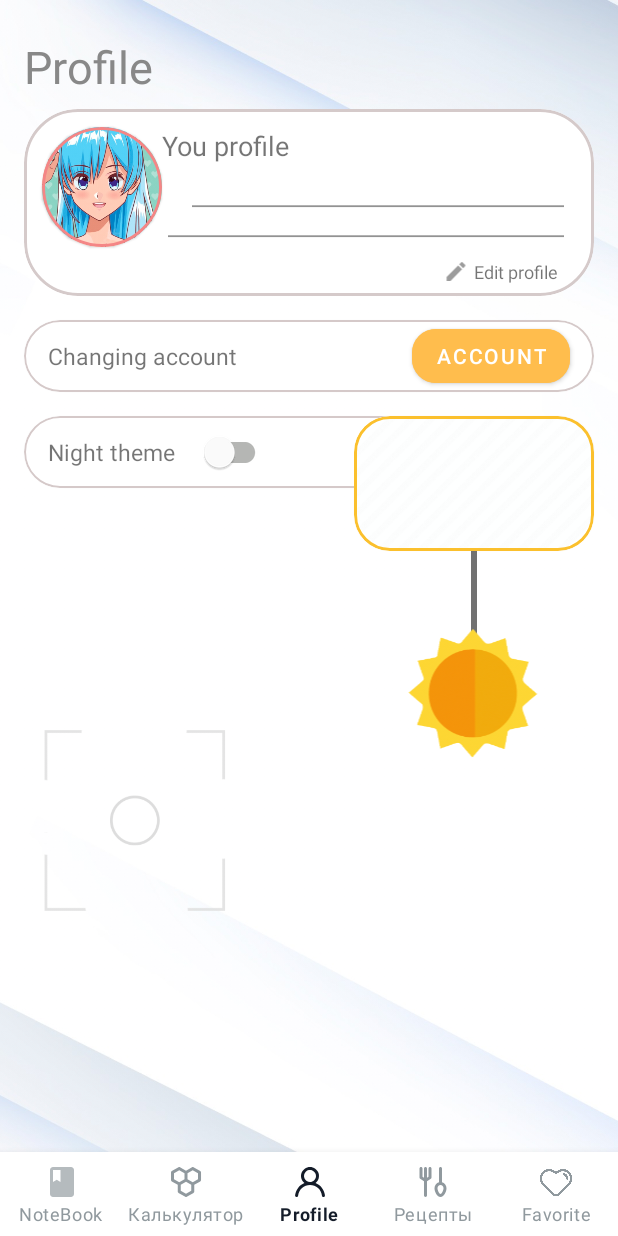
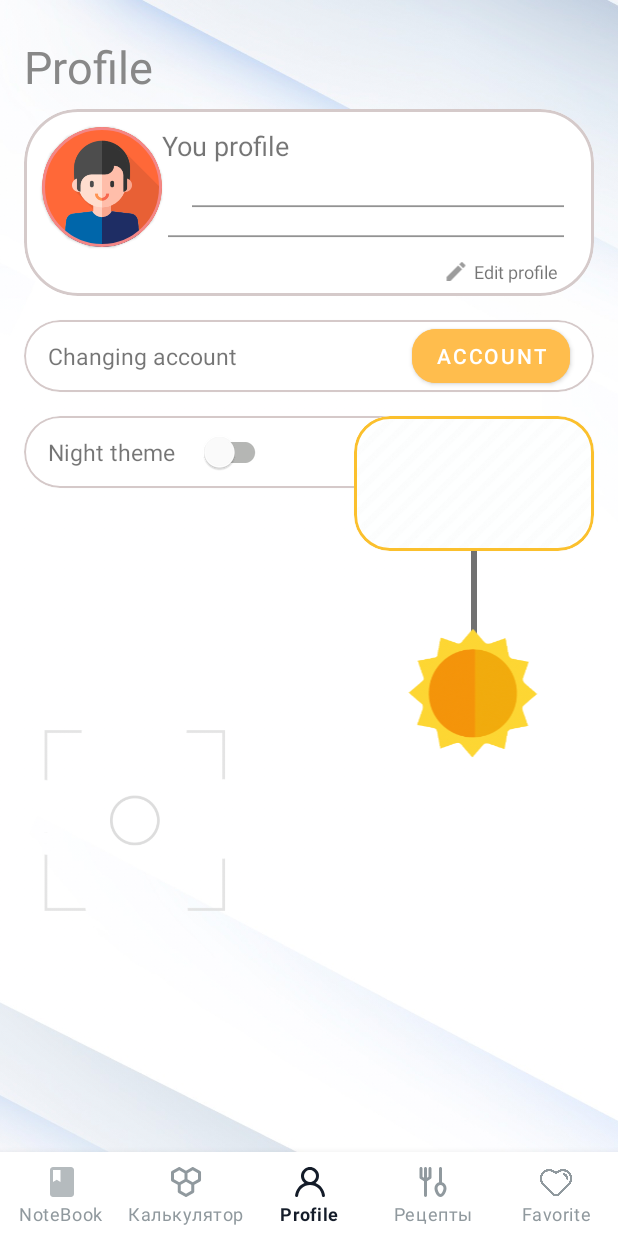
Before and after one commit to hfphf-jnxbr/FoodNote, an Android app built with Jetpack Compose: the SettingsFragment screen opened through its navigation route, item 3 of the bottom bar chosen, on a phone screen of 412 x 824 dp. Run offline under Robolectric (Android 15) with nearby library versions, the phone set to English and light mode, and no system bars; our stand-ins replace Firebase (no records; nobody signed in at launch, a user with empty details on screens opened directly), Room's generated code, livedata-compose, navigation-ui; pictures from the network do not load.

```diff
--- a/app/src/main/java/com/example/foodnote/data/interactor/diary_item_detail_interactor/DiaryItemDetailInteractorImpl.kt
+++ b/app/src/main/java/com/example/foodnote/data/interactor/diary_item_detail_interactor/DiaryItemDetailInteractorImpl.kt
@@ -30,7 +30,7 @@ class DiaryItemDetailInteractorImpl(private val repo: DiaryItemDetailRepository)
     override suspend fun calculateTotalData(list: List<FoodDto>): TotalFoodResult {
         return withContext(Dispatchers.Default) {
             val calorieSum = list.sumOf {
-                it.kiloCalories * list.size
+                it.kiloCalories * it.count
             }
             val proteinSum = list.sumOf {
                 it.protein * it.count
--- a/app/src/main/java/com/example/foodnote/ui/settings_fragment/SettingsFragment.kt
+++ b/app/src/main/java/com/example/foodnote/ui/settings_fragment/SettingsFragment.kt
@@ -91,12 +91,14 @@ class SettingsFragment :
                                 }
                             }
                             SettingColumnRequire.SUCCESS_DATA -> {
+                                val age = binding.ageTextInput.text.toString()
                                 val height = binding.heightTextInput.text.toString()
                                 val weight = binding.weightTextInput.text.toString()
                                 val types = binding.modeAutoCompleteTextView.text.toString()
                                 val isFemale = binding.femaleRadioButton.isChecked
                                 val isMale = binding.maleRadioButton.isChecked
                                 viewModel.saveProfileData(
+                                    age,
                                     types,
                                     weight,
                                     height,
@@ -139,6 +141,7 @@ class SettingsFragment :
     }
 
     private fun setRequireColumns(profile: Profile) {
+        binding.ageTextInput.setText(profile.age.toString())
         binding.heightTextInput.setText(profile.height.toString())
         binding.weightTextInput.setText(profile.weight.toString())
         binding.modeAutoCompleteTextView.setText(profile.meta.toString())
--- a/app/src/main/java/com/example/foodnote/ui/settings_fragment/viewModel/SettingsViewModel.kt
+++ b/app/src/main/java/com/example/foodnote/ui/settings_fragment/viewModel/SettingsViewModel.kt
@@ -46,6 +46,7 @@ class SettingsViewModel(
     }
 
     fun saveProfileData(
+        age: String,
         type: String,
         weight: String,
         height: String,
@@ -55,6 +56,7 @@ class SettingsViewModel(
     ) {
         viewModelScope.launch {
             val profile = Profile(
+                age = age.toInt(),
                 weight = weight.toInt(),
                 height = height.toInt(),
                 meta = type,
--- a/app/src/main/res/layout/profile_fragment.xml
+++ b/app/src/main/res/layout/profile_fragment.xml
@@ -78,7 +78,7 @@
                     android:layout_width="match_parent"
                     android:layout_height="match_parent"
                     android:scaleType="centerCrop"
-                    android:src="@drawable/foto_profile" />
+                    android:src="@drawable/man" />
 
             </com.google.android.material.card.MaterialCardView>
 
```
Also changed, not shown: app/src/main/res/drawable/man.png (added), 8 other files.
